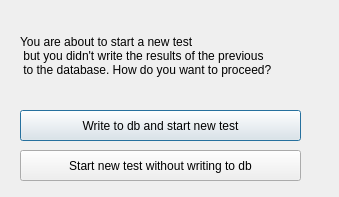
First picture: the form in GUI/dbnotice.ui, repository AudreyFrancisco/SingleLadderQualification, before the edit.
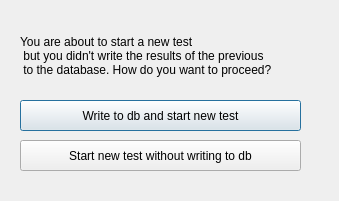
Second picture: the form after the edit.

Patch:
```diff
--- a/GUI/dbnotice.ui
+++ b/GUI/dbnotice.ui
@@ -7,7 +7,7 @@
     <x>0</x>
     <y>0</y>
     <width>339</width>
-    <height>197</height>
+    <height>201</height>
    </rect>
   </property>
   <property name="windowTitle">
@@ -32,7 +32,7 @@
    <property name="geometry">
     <rect>
      <x>20</x>
-     <y>110</y>
+     <y>100</y>
      <width>281</width>
      <height>31</height>
     </rect>
@@ -45,7 +45,7 @@
    <property name="geometry">
     <rect>
      <x>20</x>
-     <y>150</y>
+     <y>140</y>
      <width>281</width>
      <height>31</height>
     </rect>
```
